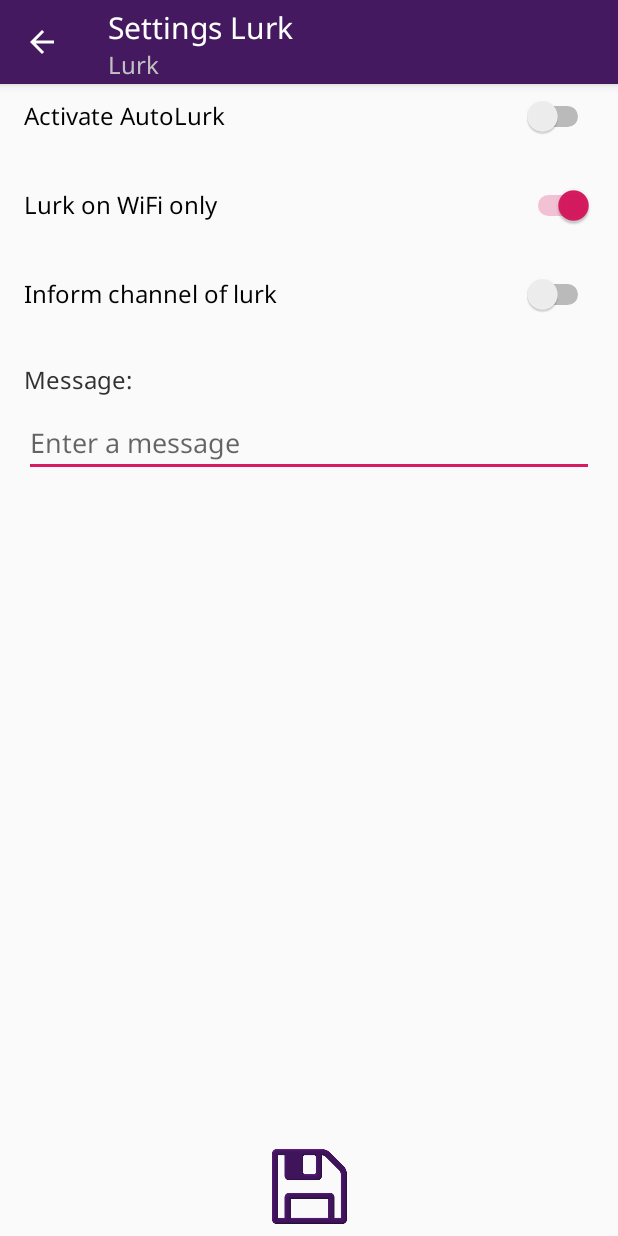
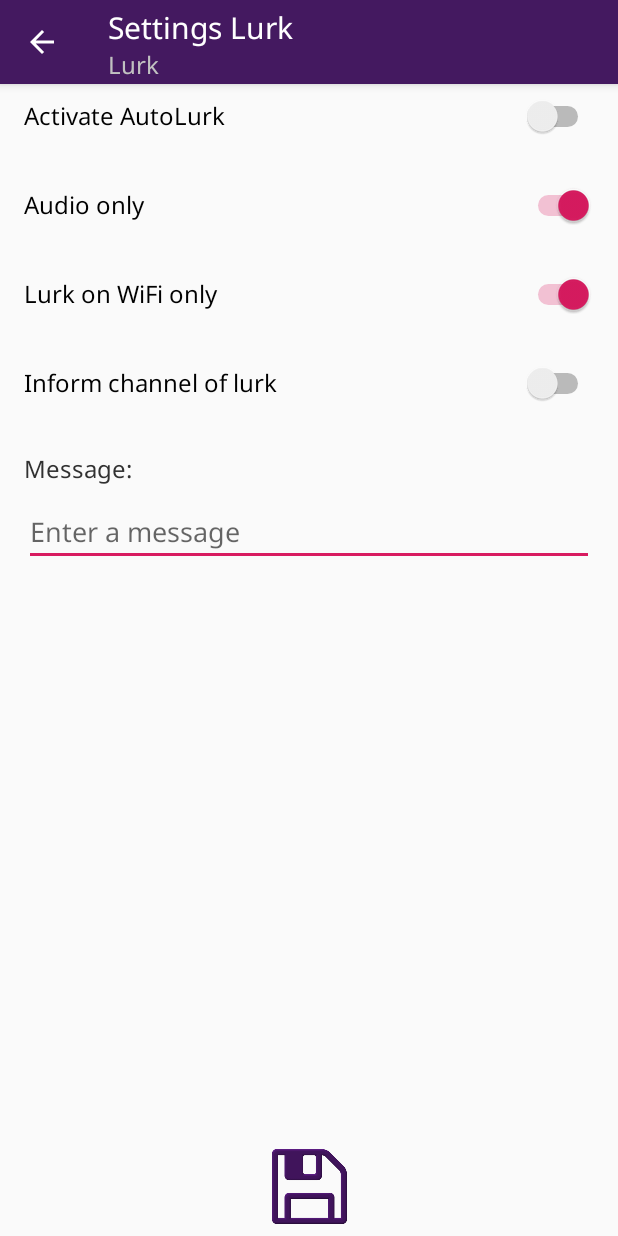
Before and after one commit to LethalMaus/StreamingYorkie, an Android app: the SettingsLurk screen opened directly, with no data from a screen before it, on a phone screen of 412 x 824 dp. Run offline under Robolectric (Android 15) with nearby library versions, the phone set to English and light mode, and no system bars; libraries missing offline, so code that uses them is left out: com.android.billingclient; network calls fail.

Commit message:
Fixed double loading on F4F. Removed toast for google play disconnect. Added audio only option to lurking.

```diff
--- a/streaming_yorkie/src/main/java/com/lethalmaus/streaming_yorkie/Globals.java
+++ b/streaming_yorkie/src/main/java/com/lethalmaus/streaming_yorkie/Globals.java
@@ -13,6 +13,7 @@ import android.os.SystemClock;
 import android.view.MenuItem;
 import android.widget.Toast;
 
+import androidx.recyclerview.widget.RecyclerView;
 import androidx.work.Constraints;
 import androidx.work.ExistingPeriodicWorkPolicy;
 import androidx.work.NetworkType;
@@ -97,6 +98,7 @@ public class Globals {
     public static final String SETTINGS_VISIBILITY = "Visibility";
     public static final String SETTINGS_SPLIT = "Split";
     public static final String SETTINGS_WIFI_ONLY = "WIFI_ONLY";
+    public static final String SETTINGS_AUDIO_ONLY = "AUDIO_ONLY";
     public static final String SETTINGS_LURK_INFORM = "LURK_INFORM";
     public static final String SETTINGS_LURK_MESSAGE = "LURK_MESSAGE";
 
@@ -404,6 +406,16 @@ public class Globals {
     }
 
     /**
+     * Checks if a weak recycler view is still usable
+     * @author LethalMaus
+     * @param weakReference weak recyclerview
+     * @return boolean if usable
+     */
+    public static boolean checkWeakRecyclerView(WeakReference<RecyclerView> weakReference) {
+        return checkWeakReference(weakReference) && weakReference.get().getAdapter() != null;
+    }
+
+    /**
      * Checks if a weak reference is still usable
      * @author LethalMaus
      * @param weakReference weak reference
--- a/streaming_yorkie/src/main/java/com/lethalmaus/streaming_yorkie/activity/MainActivity.java
+++ b/streaming_yorkie/src/main/java/com/lethalmaus/streaming_yorkie/activity/MainActivity.java
@@ -119,9 +119,7 @@ public class MainActivity extends AppCompatActivity implements PurchasesUpdatedL
                 }
             }
             @Override
-            public void onBillingServiceDisconnected() {
-                Toast.makeText(MainActivity.this, "Cannot connect to Google Play Store", Toast.LENGTH_SHORT).show();
-            }
+            public void onBillingServiceDisconnected() { /* Do nothing */ }
         });
         if (new File(getFilesDir().toString() + File.separator + Globals.FILE_SUPPORTER).exists() || new File(getFilesDir().toString() + File.separator + Globals.FILE_SUBSCRIBER).exists()) {
             findViewById(R.id.supporterTitle).setVisibility(View.VISIBLE);
--- a/streaming_yorkie/src/main/java/com/lethalmaus/streaming_yorkie/activity/SettingsLurk.java
+++ b/streaming_yorkie/src/main/java/com/lethalmaus/streaming_yorkie/activity/SettingsLurk.java
@@ -62,7 +62,8 @@ public class SettingsLurk extends AppCompatActivity {
             settings = new JSONObject(settingsFile);
             previousSettings = new JSONObject(settingsFile);
             //Ensures settings integrity
-            if (!settings.has(Globals.SETTINGS_AUTOLURK) || !settings.has(Globals.SETTINGS_WIFI_ONLY) || !settings.has(Globals.SETTINGS_LURK_INFORM) || !settings.has(Globals.SETTINGS_LURK_MESSAGE)) {
+            if (!settings.has(Globals.SETTINGS_AUTOLURK) || !settings.has(Globals.SETTINGS_WIFI_ONLY) || !settings.has(Globals.SETTINGS_AUDIO_ONLY) || !settings.has(Globals.SETTINGS_LURK_INFORM) || !settings.has(Globals.SETTINGS_LURK_MESSAGE)) {
+                Toast.makeText(SettingsLurk.this, getString(R.string.settings_integrity), Toast.LENGTH_SHORT).show();
                 new DeleteFileHandler(weakActivity, weakContext, null).deleteFileOrPath(Globals.FILE_SETTINGS_LURK);
                 createSettingsFile();
             }
@@ -73,6 +74,7 @@ public class SettingsLurk extends AppCompatActivity {
 
         serviceActivationSwitch();
         wifiOnlySwitch();
+        audioOnlySwitch();
         informChannelSwitch();
         informChannelMessage();
 
@@ -97,6 +99,7 @@ public class SettingsLurk extends AppCompatActivity {
         try {
             settings.put(Globals.SETTINGS_AUTOLURK, Globals.SETTINGS_OFF);
             settings.put(Globals.SETTINGS_WIFI_ONLY, true);
+            settings.put(Globals.SETTINGS_AUDIO_ONLY, true);
             settings.put(Globals.SETTINGS_LURK_INFORM, false);
             settings.put(Globals.SETTINGS_LURK_MESSAGE, "");
             new WriteFileHandler(weakActivity, weakContext, Globals.FILE_SETTINGS_LURK, null, settings.toString(), false).writeToFileOrPath();
@@ -154,6 +157,29 @@ public class SettingsLurk extends AppCompatActivity {
             } catch(JSONException e) {
                 Toast.makeText(SettingsLurk.this, getString(R.string.error_changing_lurk_settings) + getString(R.string.pipe) + Globals.SETTINGS_WIFI_ONLY, Toast.LENGTH_SHORT).show();
                 new WriteFileHandler(weakActivity, weakContext, Globals.FILE_ERROR, null, getString(R.string.error_changing_lurk_settings) + getString(R.string.pipe) + Globals.SETTINGS_WIFI_ONLY + getString(R.string.pipe) + e.toString(), true).run();
+            }
+        });
+    }
+
+    /**
+     * Reads settings and changes the Audio only activation switch. Also adds the Listener
+     * @author LethalMaus
+     */
+    private void audioOnlySwitch() {
+        Switch audioOnly = findViewById(R.id.settings_autolurk_audio_only);
+        try {
+            audioOnly.setChecked(settings.getBoolean(Globals.SETTINGS_AUDIO_ONLY));
+        } catch(JSONException e) {
+            Toast.makeText(SettingsLurk.this, getString(R.string.error_reading_lurk_settings) + getString(R.string.pipe) + Globals.SETTINGS_AUDIO_ONLY, Toast.LENGTH_SHORT).show();
+            new WriteFileHandler(weakActivity, weakContext, Globals.FILE_ERROR, null,getString(R.string.error_reading_lurk_settings) + getString(R.string.pipe) + Globals.SETTINGS_AUDIO_ONLY + getString(R.string.pipe) + e.toString(), true).run();
+        }
+        audioOnly.setOnCheckedChangeListener((CompoundButton buttonView, boolean isChecked) -> {
+            try {
+                Toast.makeText(SettingsLurk.this, getString(R.string.settings_autolurk_audio_only_info), Toast.LENGTH_SHORT).show();
+                settings.put(Globals.SETTINGS_AUDIO_ONLY, isChecked);
+            } catch(JSONException e) {
+                Toast.makeText(SettingsLurk.this, getString(R.string.error_changing_lurk_settings) + getString(R.string.pipe) + Globals.SETTINGS_AUDIO_ONLY, Toast.LENGTH_SHORT).show();
+                new WriteFileHandler(weakActivity, weakContext, Globals.FILE_ERROR, null, getString(R.string.error_changing_lurk_settings) + getString(R.string.pipe) + Globals.SETTINGS_AUDIO_ONLY + getString(R.string.pipe) + e.toString(), true).run();
             }
         });
     }
@@ -217,6 +243,7 @@ public class SettingsLurk extends AppCompatActivity {
         try {
             if (!previousSettings.getString(Globals.SETTINGS_AUTOLURK).equals(settings.getString(Globals.SETTINGS_AUTOLURK)) ||
                     previousSettings.getBoolean(Globals.SETTINGS_WIFI_ONLY) != settings.getBoolean(Globals.SETTINGS_WIFI_ONLY) ||
+                    previousSettings.getBoolean(Globals.SETTINGS_AUDIO_ONLY) != settings.getBoolean(Globals.SETTINGS_AUDIO_ONLY) ||
                     previousSettings.getBoolean(Globals.SETTINGS_LURK_INFORM) != settings.getBoolean(Globals.SETTINGS_LURK_INFORM) ||
                     !previousSettings.getString(Globals.SETTINGS_LURK_MESSAGE).equals(settings.getString(Globals.SETTINGS_LURK_MESSAGE))) {
                 if (!settings.getString(Globals.SETTINGS_AUTOLURK).equals(Globals.SETTINGS_OFF) && (!settings.getBoolean(Globals.SETTINGS_WIFI_ONLY) || (settings.getBoolean(Globals.SETTINGS_LURK_INFORM) && settings.getString(Globals.SETTINGS_LURK_MESSAGE).isEmpty()))) {
--- a/streaming_yorkie/src/main/java/com/lethalmaus/streaming_yorkie/service/LurkService.java
+++ b/streaming_yorkie/src/main/java/com/lethalmaus/streaming_yorkie/service/LurkService.java
@@ -270,7 +270,7 @@ public class LurkService extends Service {
                 .setOnlyAlertOnce(true)
                 .setAutoCancel(false)
                 .setOngoing(true);
-        if (paused) {
+        if (paused && lurks != null) {
             mBuilder.setContentText("Service paused for '" + lurks.length + "' streamers...");
             mBuilder.addAction(android.R.drawable.ic_media_play, "Start", PendingIntent.getService(this, 0,  new Intent(this, LurkService.class).setAction(Globals.START_LURK), PendingIntent.FLAG_UPDATE_CURRENT));
             mBuilder.addAction(android.R.drawable.ic_menu_close_clear_cancel,"Stop", PendingIntent.getService(this, 0, new Intent(this, LurkService.class).setAction(Globals.STOP_LURK), PendingIntent.FLAG_CANCEL_CURRENT));
--- a/streaming_yorkie/src/main/res/layout/settings_lurk.xml
+++ b/streaming_yorkie/src/main/res/layout/settings_lurk.xml
@@ -34,6 +34,15 @@
                 android:layout_marginBottom="32dp"
                 android:layout_weight="1"
                 android:text="@string/settings_autolurk_activate"
+                android:textSize="16sp" />
+
+            <Switch
+                android:id="@+id/settings_autolurk_audio_only"
+                android:layout_width="match_parent"
+                android:layout_height="wrap_content"
+                android:layout_marginBottom="32dp"
+                android:layout_weight="1"
+                android:text="@string/settings_autolurk_audio_only"
                 android:textSize="16sp" />
 
             <Switch
--- a/streaming_yorkie/src/main/res/values/strings.xml
+++ b/streaming_yorkie/src/main/res/values/strings.xml
@@ -148,9 +148,12 @@
     <string name="lurk_dialog_message_hint">Enter a message</string>
     <string name="lurk_dialog_send">Send</string>
     <string name="dialog_cancel">Cancel</string>
+    <string name="settings_integrity">Settings structure has changed, please update</string>
     <string name="settings_autolurk_activate">Activate AutoLurk</string>
     <string name="settings_autolurk_inform_channel">Inform channel of lurk</string>
     <string name="settings_autolurk_wifi_only">Lurk on WiFi only</string>
+    <string name="settings_autolurk_audio_only">Audio only</string>
+    <string name="settings_autolurk_audio_only_info">Audio only sometimes does not count as a view however deactivating it increases bandwidth usage.</string>
     <string name="settings_lurk_share_status">Share Lurk status to Discord</string>
     <string name="shop_button">Purchase</string>
     <string name="supporter_title">Official Supporter!</string>
```
Also changed, not shown: streaming_yorkie/src/main/java/com/lethalmaus/streaming_yorkie/activity/Follow4Follow.java (+20 -3 lines), streaming_yorkie/src/main/java/com/lethalmaus/streaming_yorkie/request/FollowersRequestHandler.java (+4 -4 lines), streaming_yorkie/src/main/java/com/lethalmaus/streaming_yorkie/request/FollowingRequestHandler.java (+5 -4 lines), streaming_yorkie/src/main/java/com/lethalmaus/streaming_yorkie/request/LurkRequestHandler.java (+27 -2 lines).
